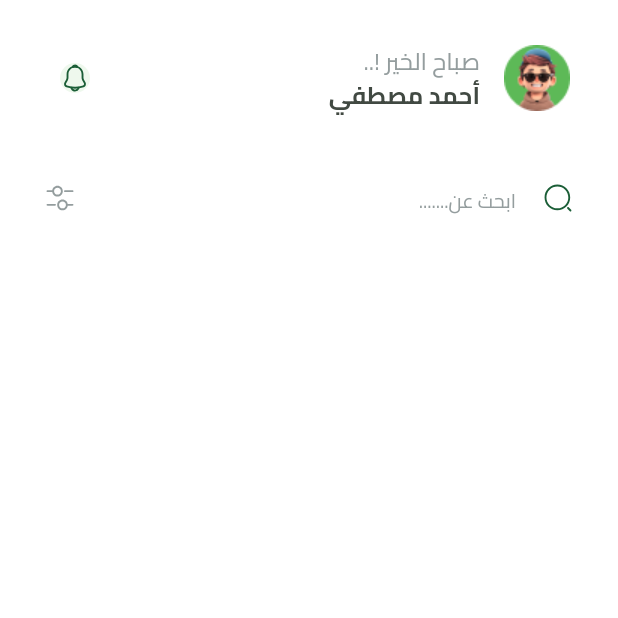
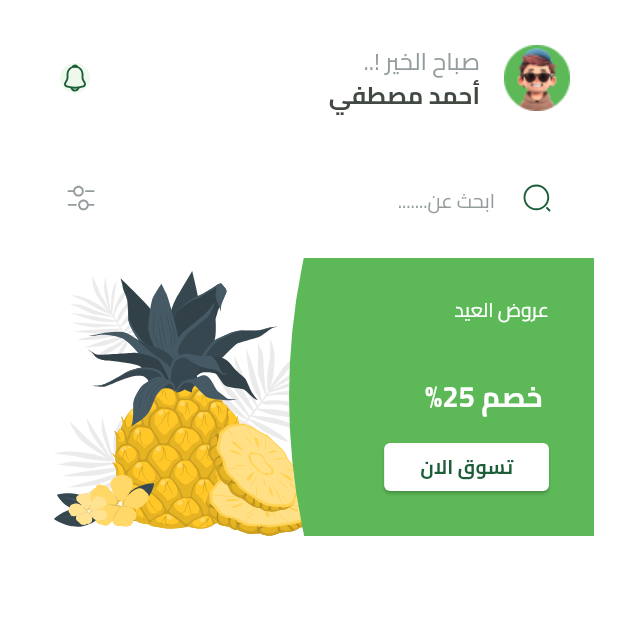
Before and after one commit to mostafanagy0/E-Commerce-Fruits-, a Flutter app: the HomeView screen opened directly, on a phone screen of 412 x 824 dp, the top half of it. Run offline on Flutter 3.47's test engine with Material 3 defaults, Android fonts, the phone set to English and light mode, and no system bars; our stand-ins replace bloc, cloud_firestore, dartz, dots_indicator, firebase_auth, firebase_core and 7 more; missing offline and left inert: flutter_facebook_auth; accounts and stored records are empty.

Commit message:
finesh featured item

```diff
--- a/lib/core/utils/app_images.dart
+++ b/lib/core/utils/app_images.dart
@@ -25,6 +25,10 @@ class Assets {
   /// Assets for imagesGoogleIcon
   /// assets/images/google_icon.svg
   static const String imagesGoogleIcon = "assets/images/google_icon.svg";
+
+  /// Assets for imagesGreenPicture
+  /// assets/images/green_picture.svg
+  static const String imagesGreenPicture = "assets/images/green_picture.svg";
 
   /// Assets for imagesIconBottom
   /// assets/images/icon_bottom.svg
@@ -69,4 +73,8 @@ class Assets {
   /// Assets for imagesSearch
   /// assets/images/search.svg
   static const String imagesSearch = "assets/images/search.svg";
+
+  /// Assets for imagesWatermelonTest
+  /// assets/images/watermelon_test.png
+  static const String imagesWatermelonTest = "assets/images/watermelon_test.png";
 }
--- a/lib/core/utils/app_text_style.dart
+++ b/lib/core/utils/app_text_style.dart
@@ -18,6 +18,16 @@ abstract class TextStyles {
   static const TextStyle regular13 = TextStyle(
     fontWeight: FontWeight.normal,
     fontSize: 13,
+  );
+  static const TextStyle regular13W700 = TextStyle(
+    fontWeight: FontWeight.w700,
+    color: Color(0xFF1B5E37),
+    fontSize: 13,
+  );
+  static const TextStyle regular19 = TextStyle(
+    color: Colors.white,
+    fontWeight: FontWeight.w700,
+    fontSize: 19,
   );
 
   static const TextStyle bold16 = TextStyle(
--- a/lib/core/widgets/custom_search_text_filed.dart
+++ b/lib/core/widgets/custom_search_text_filed.dart
@@ -8,7 +8,9 @@ class CustomSearchTextFiled extends StatelessWidget {
 
   @override
   Widget build(BuildContext context) {
-    return Container(
+    return Padding(
+      padding: const EdgeInsets.symmetric(horizontal: 14),
+      child: Container(
         decoration: const BoxDecoration(boxShadow: [
           BoxShadow(
               color: Color(0x00a00000),
@@ -34,6 +36,7 @@ class CustomSearchTextFiled extends StatelessWidget {
               focusedBorder: buildBorder(),
               enabledBorder: buildBorder()),
         ),
+      ),
     );
   }
 }
--- /dev/null
+++ b/lib/features/home/presentation/widgets/featured_item.dart
@@ -0,0 +1,66 @@
+import 'package:flutter/material.dart';
+import 'package:flutter_svg/svg.dart';
+import 'package:flutter_svg_provider/flutter_svg_provider.dart' as svg;
+import 'package:fruits_app/core/utils/app_images.dart';
+import 'package:fruits_app/core/utils/app_text_style.dart';
+import 'package:fruits_app/features/home/presentation/widgets/featured_item_button.dart';
+
+class FeaturedItem extends StatelessWidget {
+  const FeaturedItem({super.key});
+
+  @override
+  Widget build(BuildContext context) {
+    var itemWidth = MediaQuery.of(context).size.width;
+    return SizedBox(
+      width: itemWidth,
+      child: AspectRatio(
+        aspectRatio: 324 / 158,
+        child: Stack(
+          children: [
+            Positioned(
+                top: 0,
+                left: 0,
+                bottom: 0,
+                right: itemWidth * 0.4,
+                child: SvgPicture.asset(
+                  Assets.imagesPageItem2Image,
+                  fit: BoxFit.fill,
+                )),
+            Container(
+              width: itemWidth * 0.5,
+              decoration: const BoxDecoration(
+                image: DecorationImage(
+                    image: svg.Svg(Assets.imagesGreenPicture),
+                    fit: BoxFit.fill),
+              ),
+              child: Padding(
+                padding: const EdgeInsets.only(right: 30),
+                child: Column(
+                  crossAxisAlignment: CrossAxisAlignment.start,
+                  children: [
+                    const SizedBox(height: 25),
+                    Text(
+                      'عروض العيد',
+                      style: TextStyles.regular13.copyWith(
+                          fontWeight: FontWeight.w400, color: Colors.white),
+                    ),
+                    const Spacer(),
+                    const Text(' خصم 25%', style: TextStyles.regular19),
+                    const SizedBox(height: 7),
+                    const SizedBox(height: 11),
+                    FeaturedItemButton(
+                      onPressed: () {},
+                    ),
+                    const SizedBox(
+                      height: 30,
+                    )
+                  ],
+                ),
+              ),
+            )
+          ],
+        ),
+      ),
+    );
+  }
+}
--- /dev/null
+++ b/lib/features/home/presentation/widgets/featured_item_button.dart
@@ -0,0 +1,25 @@
+import 'package:flutter/material.dart';
+import 'package:fruits_app/core/utils/app_text_style.dart';
+
+class FeaturedItemButton extends StatelessWidget {
+  const FeaturedItemButton({super.key, required this.onPressed});
+  final VoidCallback onPressed;
+
+  @override
+  Widget build(BuildContext context) {
+    return SizedBox(
+      height: 32,
+      child: ElevatedButton(
+        onPressed: onPressed,
+        style: ElevatedButton.styleFrom(
+            backgroundColor: Colors.white,
+            shape:
+                RoundedRectangleBorder(borderRadius: BorderRadius.circular(4))),
+        child: const Text(
+          'تسوق الان',
+          style: TextStyles.regular13W700,
+        ),
+      ),
+    );
+  }
+}
--- a/lib/features/home/presentation/widgets/home_view_body.dart
+++ b/lib/features/home/presentation/widgets/home_view_body.dart
@@ -1,6 +1,7 @@
 import 'package:flutter/material.dart';
 import 'package:fruits_app/core/widgets/custom_search_text_filed.dart';
 import 'package:fruits_app/features/home/presentation/widgets/custom_hohme_app_bar.dart';
+import 'package:fruits_app/features/home/presentation/widgets/featured_item.dart';
 
 class HomeViewBody extends StatelessWidget {
   const HomeViewBody({super.key});
@@ -9,8 +10,7 @@ class HomeViewBody extends StatelessWidget {
   Widget build(BuildContext context) {
     return const Padding(
       padding: EdgeInsets.symmetric(horizontal: 16),
-      child: CustomScrollView(
-        slivers: [
+      child: CustomScrollView(slivers: [
         SliverToBoxAdapter(
           child: SizedBox(height: 16),
         ),
@@ -21,8 +21,11 @@ class HomeViewBody extends StatelessWidget {
         SliverToBoxAdapter(
           child: CustomSearchTextFiled(),
         ),
-        ],
-      ),
+        SliverToBoxAdapter(child: SizedBox(height: 12)),
+        SliverToBoxAdapter(
+          child: FeaturedItem(),
+        )
+      ]),
     );
   }
 }
--- a/pubspec.yaml
+++ b/pubspec.yaml
@@ -41,6 +41,7 @@ dependencies:
   flutter_localizations:
     sdk: flutter
   flutter_svg: ^2.0.10+1
+  flutter_svg_provider: ^1.0.7
   get_it: ^7.7.0
   google_sign_in: ^6.2.1
   intl: ^0.19.0
```
Also changed, not shown: assets/images/green_picture.svg (added), assets/images/watermelon_test.png (added), pubspec.lock. Lines whose indentation alone changed are shown as unchanged.
